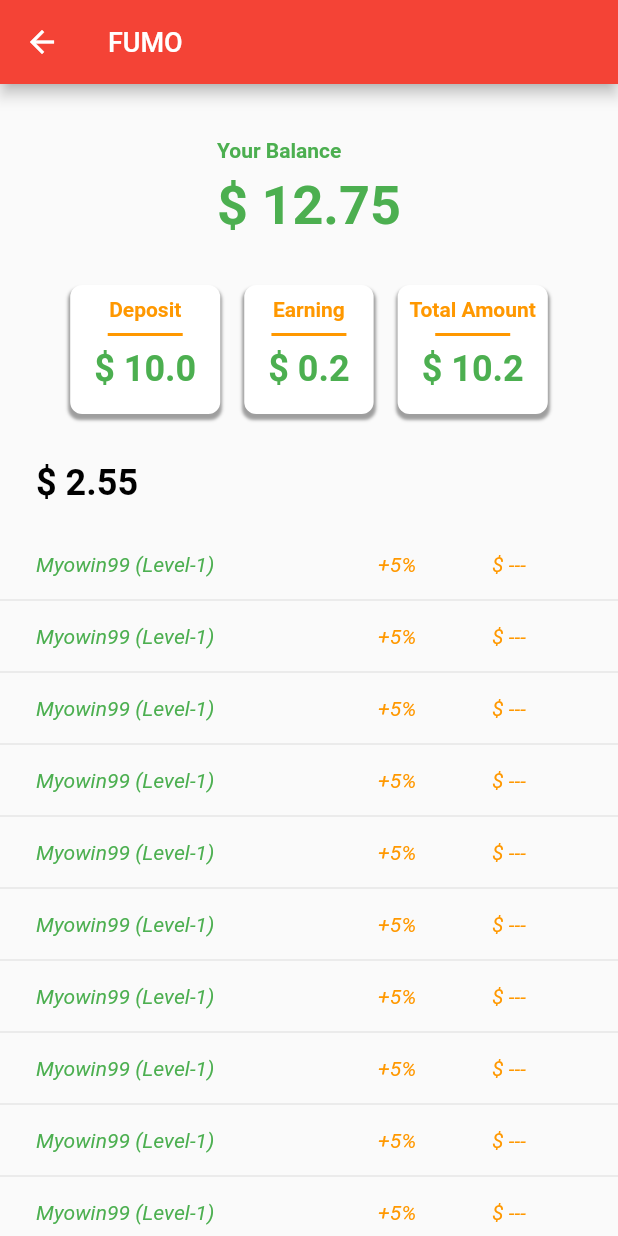
After one commit to mmsoftware100/flutter-backbone, a Flutter app: the BalancePage screen opened by its route, on a phone screen of 412 x 824 dp. The commit adds this screen. Run offline on Flutter 3.47's test engine with Material 2 defaults, Android fonts, the phone set to English and light mode, and no system bars; our stand-ins replace dartz, dio, equatable, flutter_local_notifications, flutter_spinkit, get_it and 2 more; missing offline and left inert: encrypt; accounts and stored records are empty; project files that could hold a hidden picture were left out.

Commit message:
balance page added

```diff
--- /dev/null
+++ b/lib/features/presentation/pages/balance_page.dart
@@ -0,0 +1,127 @@
+import 'package:flutter/material.dart';
+
+class BalancePage extends StatefulWidget {
+  static String routeName = "/BalancePage";
+  const BalancePage({Key? key}) : super(key: key);
+
+  @override
+  State<BalancePage> createState() => _BalancePageState();
+}
+
+class _BalancePageState extends State<BalancePage> {
+  @override
+  Widget build(BuildContext context) {
+    return Scaffold(
+      appBar: AppBar(
+        title: Text("FUMO"),
+      ),
+      body:  _mainWidget(),
+    );
+  }
+
+  Widget _mainWidget(){
+    return Column(
+      children: [
+        _balanceInfo(),
+        _dashboardRow(),
+        Align(
+            alignment: Alignment.topLeft,
+            child: Padding(
+              padding: const EdgeInsets.all(24.0),
+              child: Text("\$ 2.55" , style: TextStyle(fontWeight: FontWeight.bold, fontSize: 24),),
+            )),
+        Expanded(child: _transactionList())
+      ],
+    );
+  }
+
+
+  Widget _balanceInfo(){
+    return Row(
+      children: [
+        Expanded(child: Container()),
+        Column(
+          crossAxisAlignment: CrossAxisAlignment.start,
+          children: [
+            SizedBox(height: 36,),
+            Text("Your Balance", style: TextStyle(fontWeight: FontWeight.bold, color: Colors.green),),
+            SizedBox(height: 8.0,),
+            Text("\$ 12.75", style: TextStyle(fontSize: 36, fontWeight: FontWeight.bold, color: Colors.green),),
+            SizedBox(height: 24,),
+          ],
+        ),
+        Expanded(child: Container()),
+      ],
+    );
+  }
+  Widget _dashboardRow(){
+    return Row(
+      mainAxisAlignment: MainAxisAlignment.center,
+      children: [
+        _revenueCard(title: "Deposit", amount: 10.0),
+        _revenueCard(title: "Earning", amount: 0.2),
+        _revenueCard(title: "Total Amount", amount: 10.2),
+      ],
+    );
+  }
+
+  Widget _revenueCard({required String title, required double amount}){
+    return Container(
+      margin: EdgeInsets.all(8.0),
+      padding: EdgeInsets.all(8.0),
+      decoration: BoxDecoration(
+          borderRadius: BorderRadius.circular(8.0),
+          color: Colors.white,
+          boxShadow: [
+            BoxShadow(spreadRadius: 1, blurRadius: 1.0, offset: Offset(0,3), color: Colors.grey)
+          ]
+      ),
+      child: Column(
+        children: [
+          Text(title, style: TextStyle(fontWeight: FontWeight.bold, color: Colors.orange),),
+          SizedBox(height: 8.0,),
+          Container(color: Colors.orange, width: 50, height: 2,),
+          Padding(
+            padding: const EdgeInsets.all(8.0),
+            child: Text("\$ $amount" , style: TextStyle(fontSize: 24, fontWeight: FontWeight.bold, color: Colors.green),),
+          )
+        ],
+      ),
+    );
+  }
+
+  Widget _transactionList(){
+    /*
+    return Column(
+      children: List.generate(10, (index) => _transactionCard())
+    );
+
+     */
+    return ListView.separated(
+        physics: BouncingScrollPhysics(),
+        itemBuilder: (context, index) => _transactionCard(),
+        separatorBuilder: (context, index) => Divider(),
+        itemCount: 20
+    );
+  }
+
+  Widget _transactionCard(){
+    return Padding(
+      padding: const EdgeInsets.fromLTRB(24.0, 8.0, 8.0, 8.0),
+      child: Row(
+        children: [
+          Expanded(
+              flex: 3,
+              child: Text("Myowin99 (Level-1)", style: TextStyle(fontStyle: FontStyle.italic, color: Colors.green),)
+          ),
+          Expanded(
+              flex: 1,
+              child: Text("+5%" , style: TextStyle(fontStyle: FontStyle.italic, color: Colors.orange),)),
+          Expanded(
+              flex: 1,
+              child: Text("\$ ---", style: TextStyle(fontStyle: FontStyle.italic, color: Colors.orange),))
+        ],
+      ),
+    );
+  }
+}
--- a/lib/features/presentation/pages/test_page.dart
+++ b/lib/features/presentation/pages/test_page.dart
@@ -1,3 +1,4 @@
+import 'package:base/features/presentation/pages/balance_page.dart';
 import 'package:base/features/presentation/pages/claim_point_page.dart';
 import 'package:base/features/presentation/pages/home_page.dart';
 import 'package:base/features/presentation/pages/user_login_test_page.dart';
@@ -26,6 +27,7 @@ class _TestPageState extends State<TestPage> {
           ListTile(title: Text("Landing Page Two"), onTap: (){ Navigator.pushNamed(context, UserLoginTestPage.routeName); },),
           ListTile(title: Text("Home Page"), onTap: (){ Navigator.pushNamed(context, HomePage.routeName); },),
           ListTile(title: Text("Claim Page"), onTap: (){ Navigator.pushNamed(context, ClaimPointPage.routeName); },),
+          ListTile(title: Text("Balance Page"), onTap: (){ Navigator.pushNamed(context, BalancePage.routeName); },),
         ],
       ),
     );
--- a/lib/main.dart
+++ b/lib/main.dart
@@ -1,5 +1,6 @@
 
 
+import 'package:base/features/presentation/pages/balance_page.dart';
 import 'package:base/features/presentation/pages/claim_point_page.dart';
 import 'package:base/features/presentation/pages/home_page.dart';
 import 'package:base/features/presentation/pages/landing_page.dart';
@@ -178,7 +179,7 @@ class MyApp extends StatelessWidget {
         TestPage.routeName: (context) => TestPage(),
         HomePage.routeName: (context) => HomePage(),
         ClaimPointPage.routeName: (context) => ClaimPointPage(),
-        ClaimPointPage.routeName: (context) => ClaimPointPage(),
+        BalancePage.routeName: (context) => BalancePage(),
         UserLoginTestPage.routeName: (context) => UserLoginTestPage(),
         UserLoginPage.routeName: (context) => UserLoginPage(),
         UserRegisterPage.routeName: (context) => UserRegisterPage(),
```
